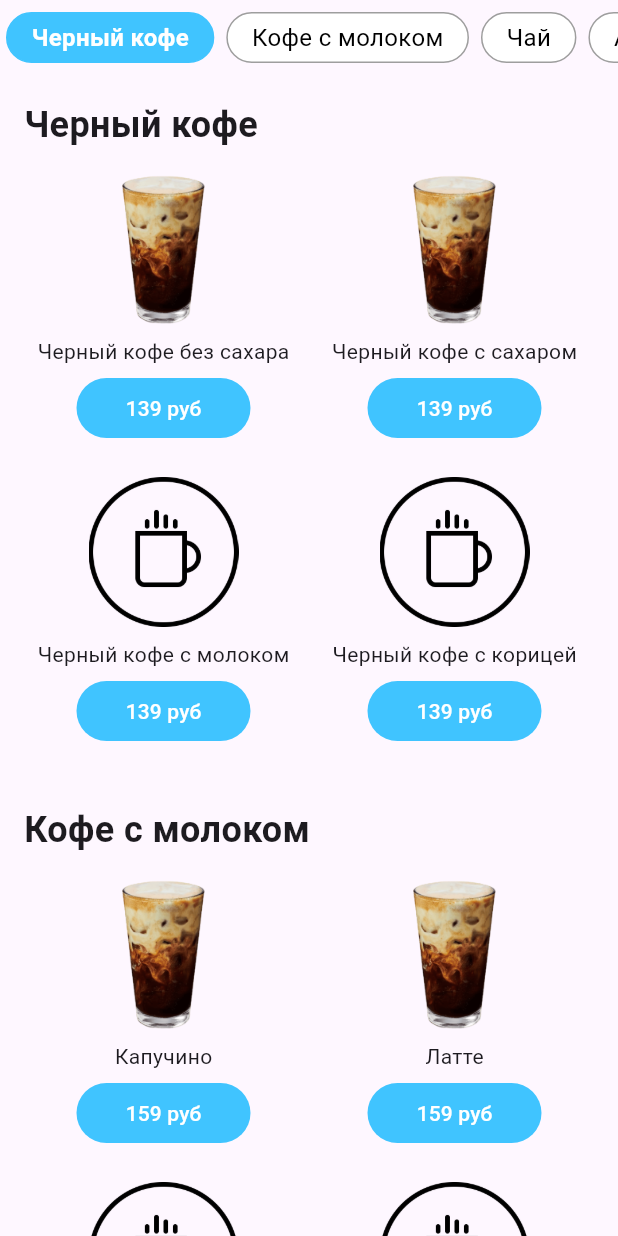
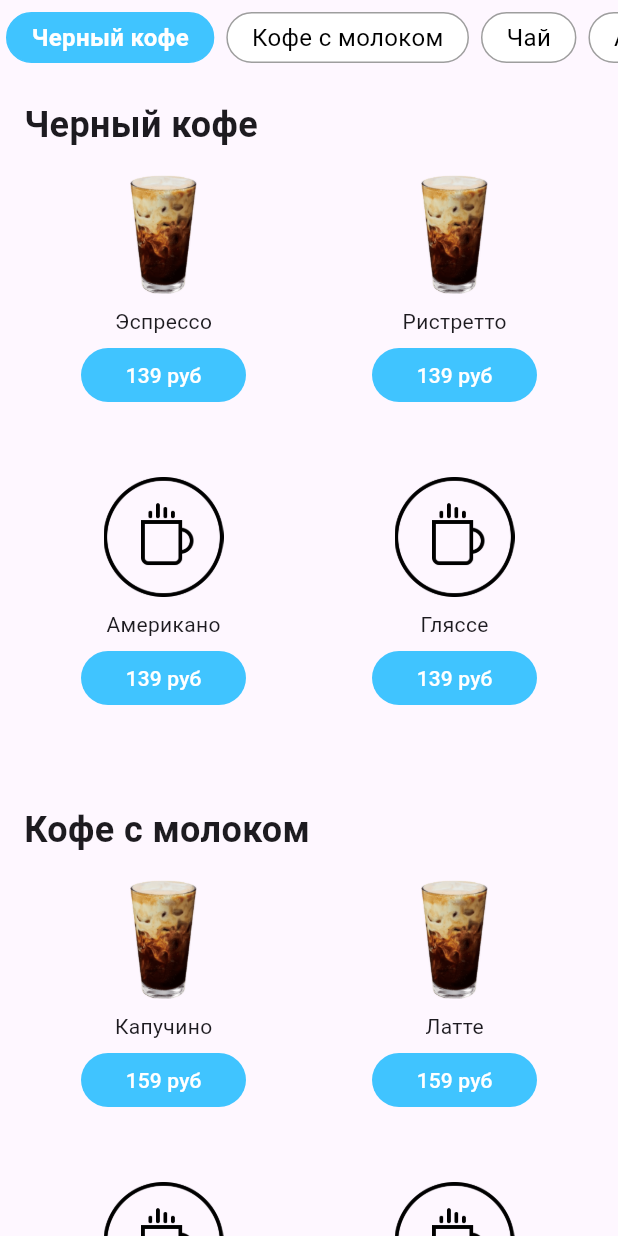
Before and after one commit to s1lda/coffee_menu, a Flutter app: the screen it shows after launch, on a phone screen of 412 x 824 dp. Run offline on Flutter 3.47's test engine with Material 3 defaults, Android fonts, the light colour scheme and no system bars.

Commit message:
fix size button and card and update data

```diff
--- a/lib/src/data/data_product.dart
+++ b/lib/src/data/data_product.dart
@@ -1,10 +1,10 @@
 import 'package:coffee_menu/src/class/product.dart';
 final List<String> categories = ['Черный кофе', 'Кофе с молоком', 'Чай', 'Авторские напитки'];
   final List<Product> products = [
-    Product(id: 1, imageUrl: 'assets/images/coffee.png', title: 'Черный кофе без сахара', price: '139 руб'),
-    Product(id: 2, imageUrl: 'assets/images/coffee.png', title: 'Черный кофе с сахаром', price: '139 руб'),
-    Product(id: 3, imageUrl: 'assets/images/coffee-sign.png', title: 'Черный кофе с молоком', price: '139 руб'),
-    Product(id: 4, imageUrl: 'assets/images/coffee-sign.png', title: 'Черный кофе с корицей', price: '139 руб'),
+    Product(id: 1, imageUrl: 'assets/images/coffee.png', title: 'Эспрессо', price: '139 руб'),
+    Product(id: 2, imageUrl: 'assets/images/coffee.png', title: 'Ристретто', price: '139 руб'),
+    Product(id: 3, imageUrl: 'assets/images/coffee-sign.png', title: 'Американо', price: '139 руб'),
+    Product(id: 4, imageUrl: 'assets/images/coffee-sign.png', title: 'Гляссе', price: '139 руб'),
     Product(id: 5, imageUrl: 'assets/images/coffee.png', title: 'Капучино', price: '159 руб'),
     Product(id: 6, imageUrl: 'assets/images/coffee.png', title: 'Латте', price: '159 руб'),
     Product(id: 7, imageUrl: 'assets/images/coffee-sign.png', title: 'Флэт Уайт', price: '159 руб'),
--- a/lib/src/widgets/product_card.dart
+++ b/lib/src/widgets/product_card.dart
@@ -1,4 +1,5 @@
 import 'package:flutter/material.dart';
+
 class ProductCard extends StatelessWidget {
   final int productId;
   final String imageUrl;
@@ -19,27 +20,36 @@ class ProductCard extends StatelessWidget {
     required this.onDecrement,
     required this.onBuy,
   });
+
   @override
   Widget build(BuildContext context) {
-    return Column(
+    return Container(
+      height: 180,
+      child: Column(
         children: [
           Image.asset(
             imageUrl,
-          height: 100,
+            height: 80,
             fit: BoxFit.cover,
           ),
           const SizedBox(height: 8),
-        Text(title),
+          Text(
+            title,
+            style: TextStyle(
+              fontSize: 14,
+            ),
+          ),
           const SizedBox(height: 8),
           count > 0 ? buildCountControls() : buildBuyButton(),
         ],
+      ),
     );
   }
 
   Widget buildBuyButton() {
     return Container(
-      width: 116,
-      height: 40,
+      width: 110,
+      height: 36,
       decoration: BoxDecoration(
         color: Colors.lightBlueAccent,
         borderRadius: BorderRadius.circular(20),
@@ -63,7 +73,12 @@ class ProductCard extends StatelessWidget {
           onPressed: onDecrement,
           color: Colors.lightBlueAccent,
         ),
-        Text('$count'),
+        Text(
+          '$count',
+          style: TextStyle(
+            fontSize: 14,
+          ),
+        ),
         IconButton(
           icon: const Icon(Icons.add),
           onPressed: onIncrement,
```
Lines whose indentation alone changed are shown as unchanged.
